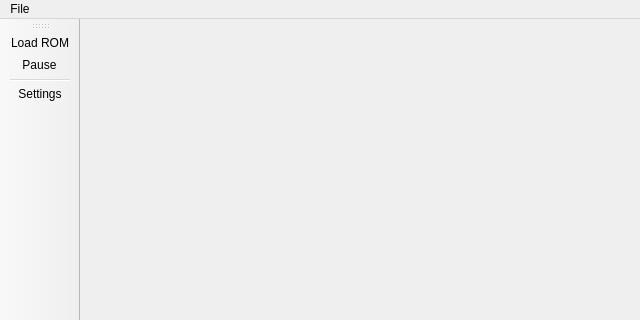
Before: the Qt Designer form vba2/vba2/mainwindow.ui in LingYunZhi/gbxemu, drawn with Qt 5; both pictures show x 0 to 640 and y 0 to 320 of the 640 by 480 pixel window.
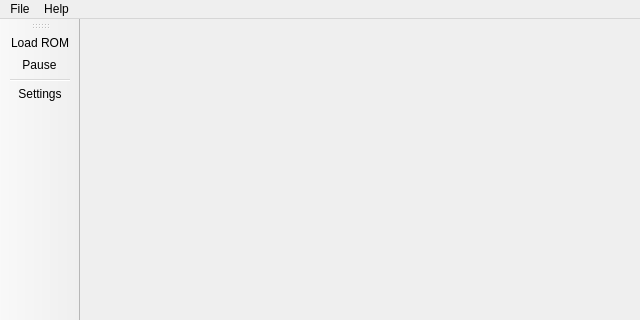
After: the same form once the commit is applied. Icons and pictures are not drawn.

Commit message: add license info to menu

```diff
--- a/vba2/vba2/mainwindow.ui
+++ b/vba2/vba2/mainwindow.ui
@@ -78,7 +78,14 @@
     <addaction name="separator"/>
     <addaction name="actionRecent_Files"/>
    </widget>
+   <widget class="QMenu" name="menuHelp">
+    <property name="title">
+     <string>Help</string>
+    </property>
+    <addaction name="actionAbout"/>
+   </widget>
    <addaction name="menuFile"/>
+   <addaction name="menuHelp"/>
   </widget>
   <action name="actionLoad_ROM">
    <property name="icon">
```
Left out of the diff: 17 changed lines with no effect on the pictures. The commit also changes 2 other files.
